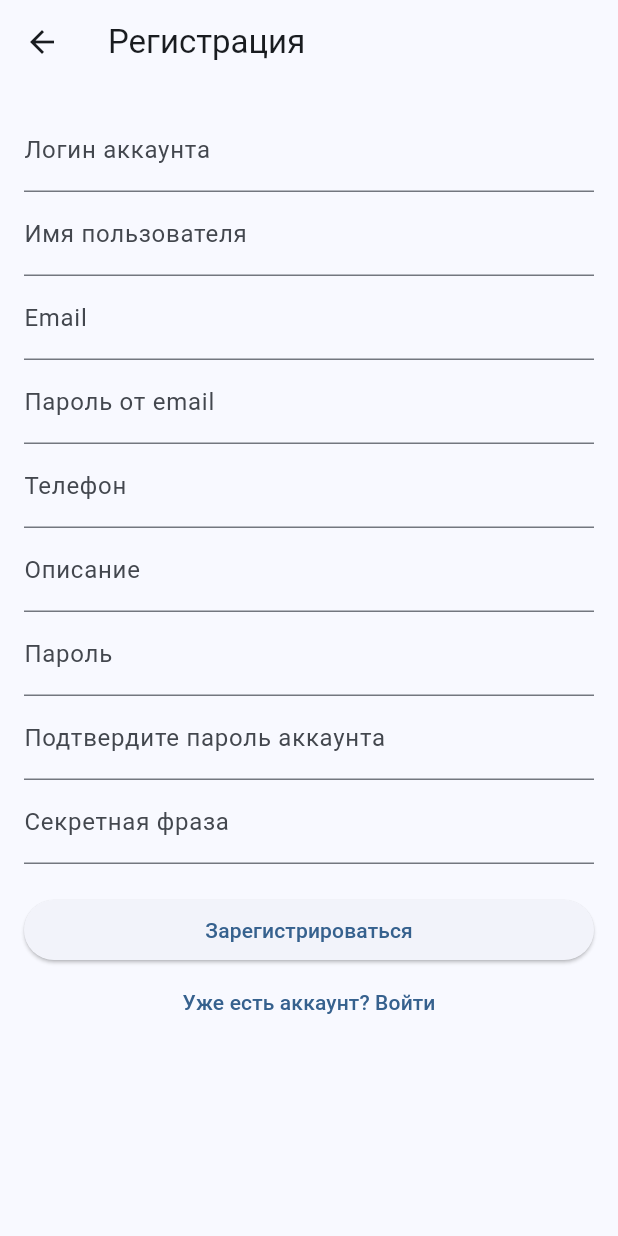
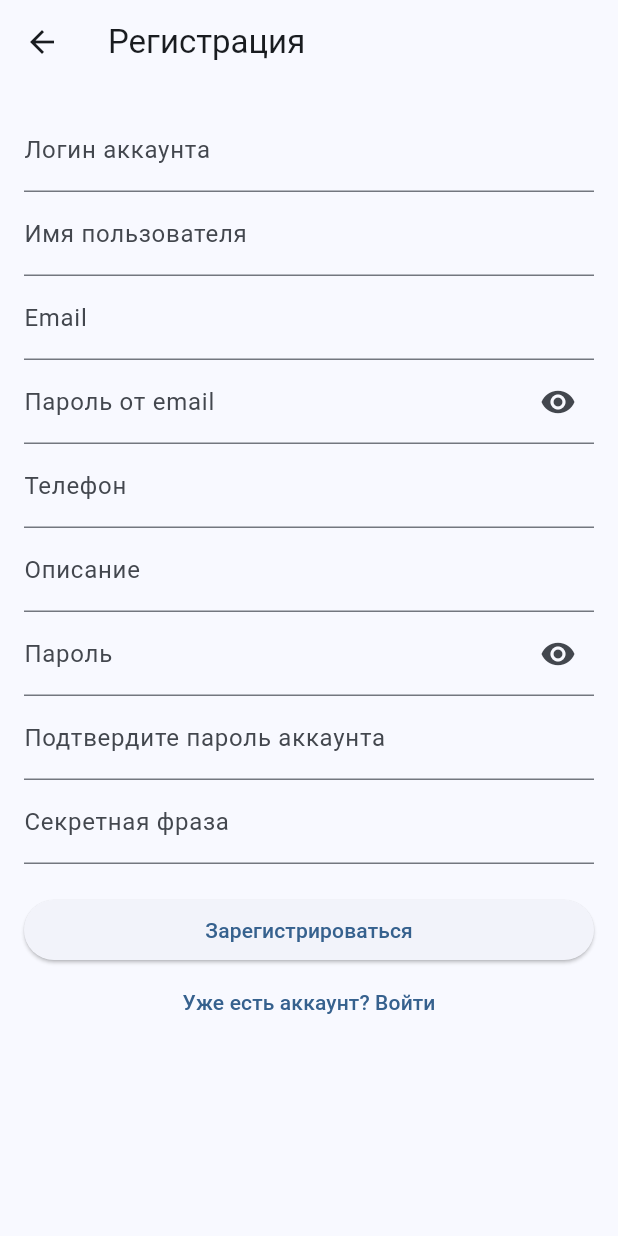
Before and after one commit to sectorsj/password_manager, a Flutter app: the RegistrationPage screen opened by its route, on a phone screen of 412 x 824 dp. Run offline on Flutter 3.47's test engine with Material 3 defaults, Android fonts, the phone set to English and light mode, and no system bars; our stand-ins replace flutter_html, flutter_secure_storage, shared_preferences, shelf; missing offline and left inert: dart_jsonwebtoken, encrypt, pointycastle, postgres, shelf_cors_headers, shelf_router; accounts and stored records are empty.

Commit message:
v_0_0_3 -> bug-fix: Отсутствие иконки глазика для отображения пароля.
добавил: password_field.dart
изменил: login_page.dart, registration_page.dart, add_email_form_widget.dart, add_network_connection_form_widget.dart, add_website_form_widget.dart, buglist.txt
удалил: -

```diff
--- a/password_manager_frontend/lib/pages/registration_page.dart
+++ b/password_manager_frontend/lib/pages/registration_page.dart
@@ -4,6 +4,7 @@ import 'package:password_manager_frontend/pages/home_page.dart';
 import 'package:password_manager_frontend/services/auth_service.dart';
 import 'package:password_manager_frontend/services/registration_service.dart';
 import 'package:password_manager_frontend/utils/ui_routes.dart';
+import 'package:password_manager_frontend/widgets/password_field.dart';
 import 'package:provider/provider.dart';
 import 'package:logging/logging.dart';
 
@@ -149,14 +150,16 @@ class _RegistrationPageState extends State<RegistrationPage> {
                 validator: (value) =>
                     value == null || value.isEmpty ? 'Введите email' : null,
               ),
-              TextFormField(
+
+              PasswordField(
                 controller: _emailPasswordController,
-                decoration: const InputDecoration(labelText: 'Пароль от email'),
-                obscureText: true,
+                labelText: 'Пароль от email',
                 validator: (value) => value == null || value.isEmpty
                     ? 'Введите пароль от email'
                     : null,
               ),
+
+
               TextFormField(
                 controller: _phoneController,
                 decoration: const InputDecoration(labelText: 'Телефон'),
@@ -165,14 +168,17 @@ class _RegistrationPageState extends State<RegistrationPage> {
                 controller: _descriptionController,
                 decoration: const InputDecoration(labelText: 'Описание'),
               ),
-              TextFormField(
+
+
+              PasswordField(
                 controller: _passwordController,
-                decoration: const InputDecoration(labelText: 'Пароль'),
-                obscureText: true,
+                labelText: 'Пароль',
                 validator: (value) => value == null || value.isEmpty
                     ? 'Введите пароль от аккаунта'
                     : null,
               ),
+
+
               TextFormField(
                 controller: _confirmPasswordController,
                 decoration: const InputDecoration(
--- /dev/null
+++ b/password_manager_frontend/lib/widgets/password_field.dart
@@ -0,0 +1,44 @@
+import 'package:flutter/material.dart';
+
+// Виджет ПоляВводаПароляСИконкой
+class PasswordField extends StatefulWidget {
+  final TextEditingController controller;
+  final String labelText;
+  final String? Function(String?)? validator;
+
+  const PasswordField({
+    super.key,
+    required this.controller,
+    required this.labelText,
+    this.validator,
+  });
+
+  @override
+  _PasswordFieldState createState() => _PasswordFieldState();
+}
+
+class _PasswordFieldState extends State<PasswordField> {
+  bool _obscureText = true;
+
+  @override
+  Widget build(BuildContext context) {
+    return TextFormField(
+      controller: widget.controller,
+      obscureText: _obscureText,
+      decoration: InputDecoration(
+        labelText: widget.labelText,
+        suffixIcon: IconButton(
+          icon: Icon(
+            _obscureText ? Icons.visibility : Icons.visibility_off,
+          ),
+          onPressed: () {
+            setState(() {
+              _obscureText = !_obscureText;
+            });
+          },
+        ),
+      ),
+      validator: widget.validator,
+    );
+  }
+}
```
Also changed, not shown: password_manager_frontend/lib/pages/login_page.dart (+6 -3 lines), password_manager_frontend/lib/widgets/add_email_form_widget.dart (+5 -4 lines), password_manager_frontend/lib/widgets/add_network_connection_form_widget.dart (+5 -8 lines), password_manager_frontend/lib/widgets/add_website_form_widget.dart (+8 -8 lines), resources/buglist.txt (+12 -1 lines).
